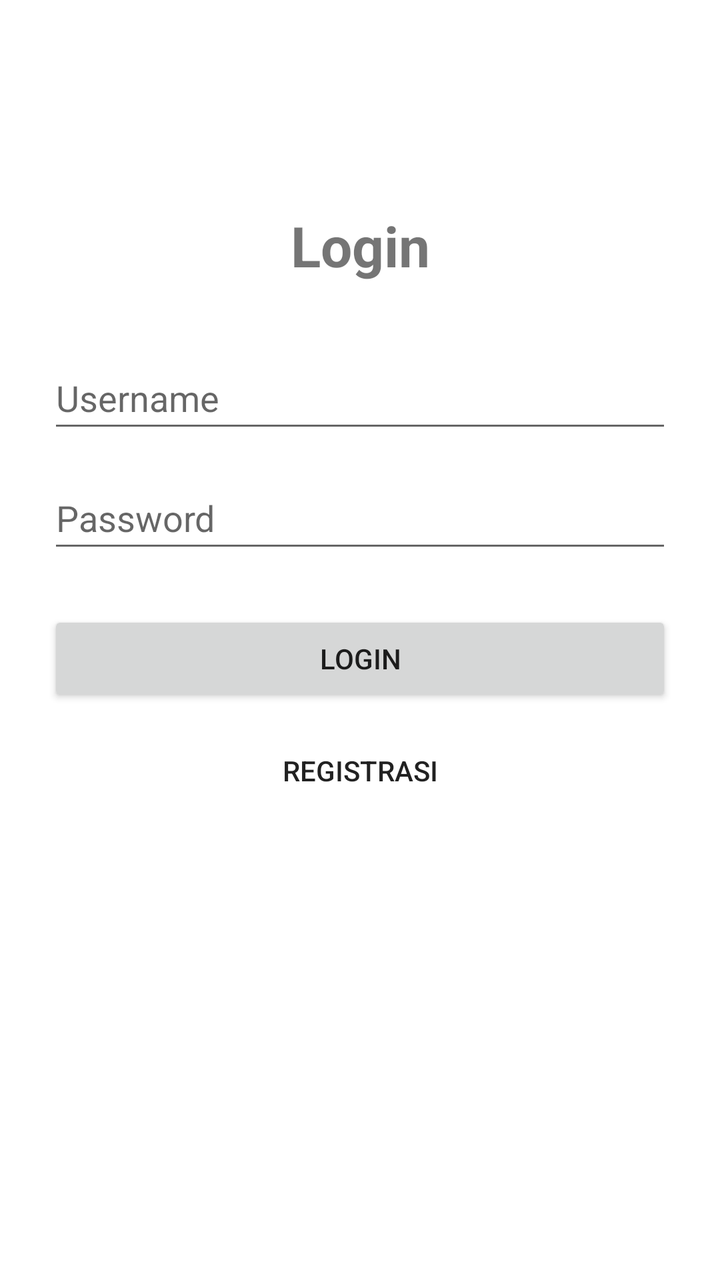
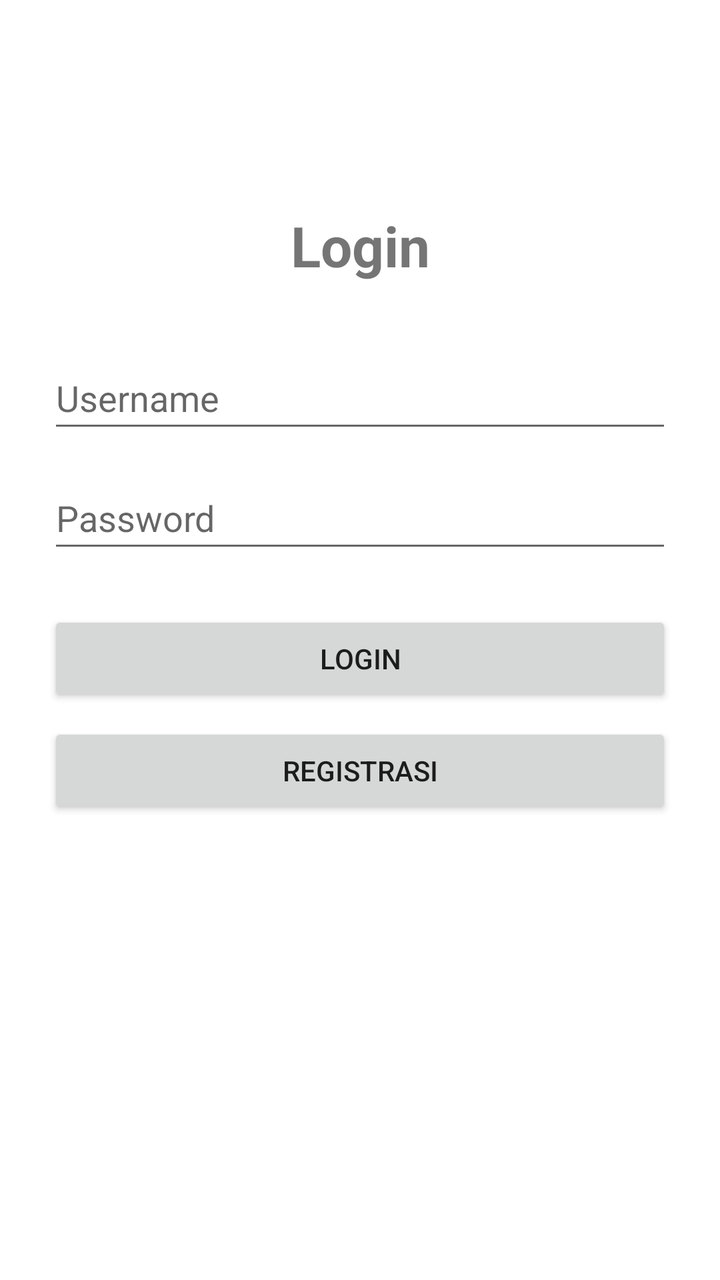

Two renders of the same Android screen: before a commit and after it. Below are the layout's source before the change and the commit's diff.
<!-- AndroidManifest.xml: application theme Theme.MyApplication -->
<!-- res/layout/activity_login.xml -->
<?xml version="1.0" encoding="utf-8"?>
<androidx.constraintlayout.widget.ConstraintLayout
    xmlns:android="http://schemas.android.com/apk/res/android"
    xmlns:app="http://schemas.android.com/apk/res-auto"
    android:layout_width="match_parent"
    android:layout_height="match_parent"
    android:padding="24dp">

    <TextView
        android:id="@+id/tvTitle"
        android:layout_width="wrap_content"
        android:layout_height="wrap_content"
        android:text="Login"
        android:textSize="28sp"
        android:textStyle="bold"
        app:layout_constraintTop_toTopOf="parent"
        app:layout_constraintStart_toStartOf="parent"
        app:layout_constraintEnd_toEndOf="parent"
        android:layout_marginTop="80dp"/>

    <EditText
        android:id="@+id/etUsername"
        android:layout_width="0dp"
        android:layout_height="wrap_content"
        android:minHeight="48dp"
        android:hint="Username"
        android:inputType="text"
        app:layout_constraintTop_toBottomOf="@id/tvTitle"
        app:layout_constraintStart_toStartOf="parent"
        app:layout_constraintEnd_toEndOf="parent"
        android:layout_marginTop="32dp"/>

    <EditText
        android:id="@+id/etPassword"
        android:layout_width="0dp"
        android:layout_height="wrap_content"
        android:minHeight="48dp"
        android:hint="Password"
        android:inputType="textPassword"
        app:layout_constraintTop_toBottomOf="@id/etUsername"
        app:layout_constraintStart_toStartOf="parent"
        app:layout_constraintEnd_toEndOf="parent"
        android:layout_marginTop="12dp"/>

    <Button
        android:id="@+id/btnLogin"
        android:layout_width="0dp"
        android:layout_height="wrap_content"
        android:text="Login"
        app:layout_constraintTop_toBottomOf="@id/etPassword"
        app:layout_constraintStart_toStartOf="parent"
        app:layout_constraintEnd_toEndOf="parent"
        android:layout_marginTop="24dp"/>

    <Button
        android:id="@+id/btnRegistrasi"
        android:layout_width="0dp"
        android:layout_height="wrap_content"
        android:text="Registrasi"
        style="@style/Widget.AppCompat.Button.Borderless"
        app:layout_constraintTop_toBottomOf="@id/btnLogin"
        app:layout_constraintStart_toStartOf="parent"
        app:layout_constraintEnd_toEndOf="parent"
        android:layout_marginTop="8dp"/>

</androidx.constraintlayout.widget.ConstraintLayout>
<!-- resources referenced by this layout -->
<resources>
  <style name="Theme.MyApplication" parent="Theme.MaterialComponents.Light.NoActionBar" />
</resources>

<!-- the commit's change to res/layout/activity_login.xml (unified diff, before → after) -->
@@ -57,7 +57,7 @@
         android:layout_width="0dp"
         android:layout_height="wrap_content"
         android:text="Registrasi"
-        style="@style/Widget.AppCompat.Button.Borderless"
+
         app:layout_constraintTop_toBottomOf="@id/btnLogin"
         app:layout_constraintStart_toStartOf="parent"
         app:layout_constraintEnd_toEndOf="parent"
